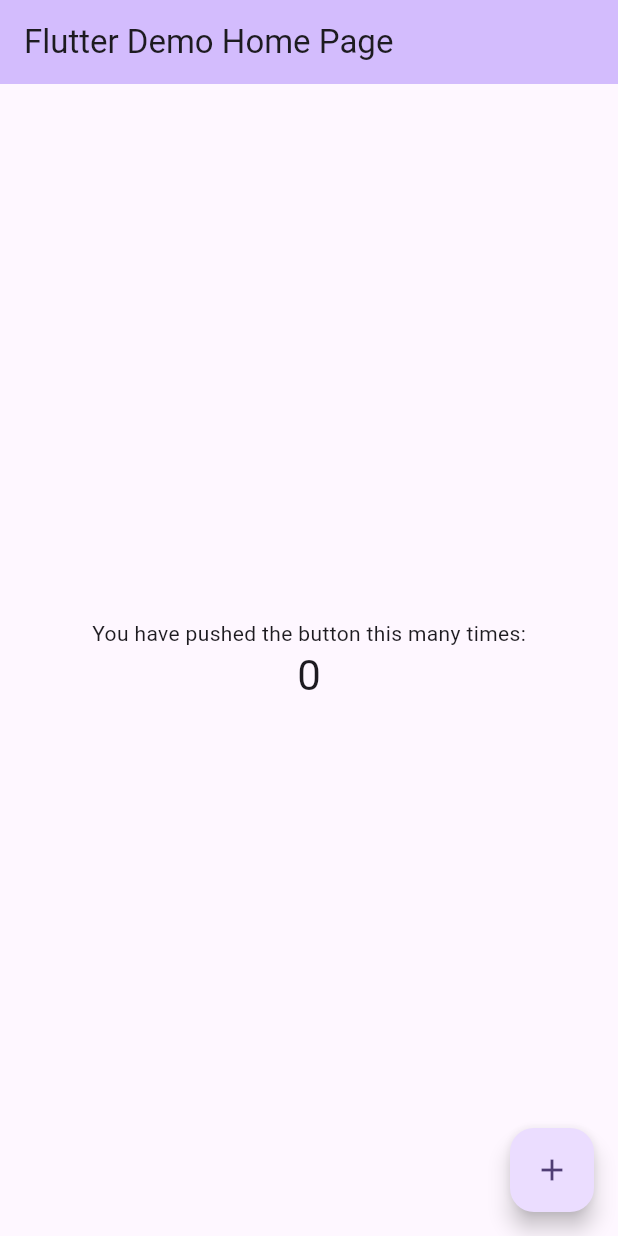
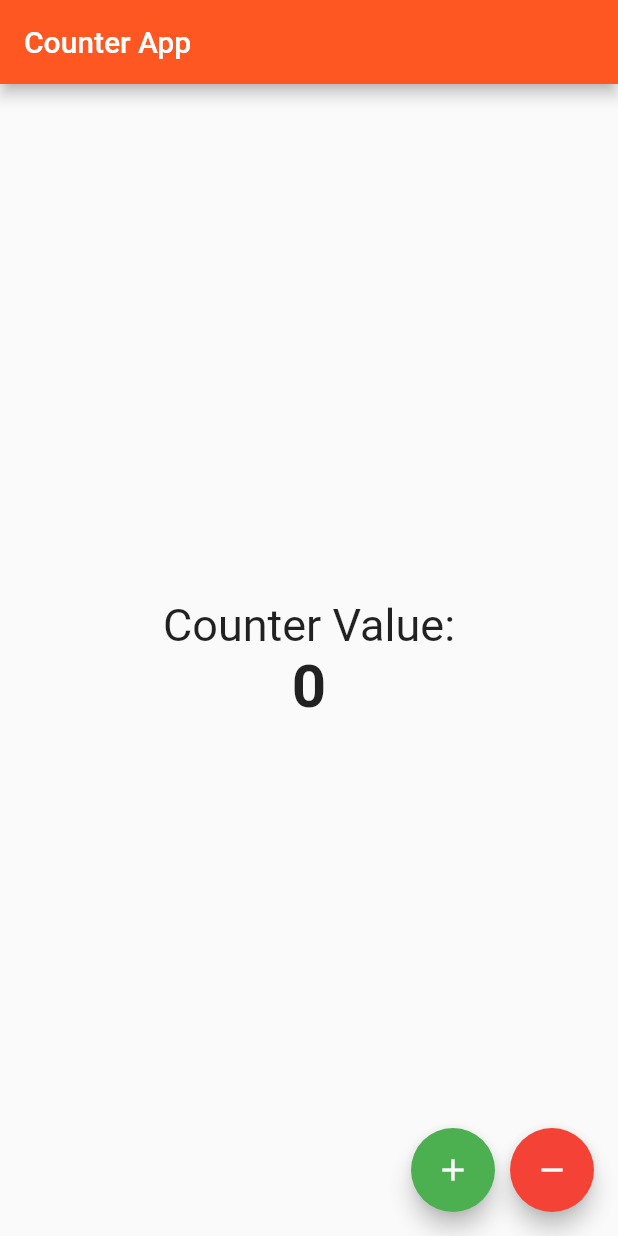
Before and after one commit to Himavamsimenda/22B1001_IntroToAppDev, a Flutter app: the screen it shows after launch, on a phone screen of 412 x 824 dp. Run offline on Flutter 3.47's test engine with Material 2 defaults, Android fonts, the phone set to English and light mode, and no system bars.

Commit message:
updated classico

```diff
--- a/classico/lib/main.dart
+++ b/classico/lib/main.dart
@@ -1,125 +1,83 @@
 import 'package:flutter/material.dart';
 
 void main() {
-  runApp(const MyApp());
+  runApp(CounterApp());
 }
 
-class MyApp extends StatelessWidget {
-  const MyApp({super.key});
-
-  // This widget is the root of your application.
+class CounterApp extends StatelessWidget {
   @override
-  Widget build(BuildContext context) {
+   Widget build(BuildContext context) {
     return MaterialApp(
-      title: 'Flutter Demo',
+      title: 'Counter App',
       theme: ThemeData(
-        // This is the theme of your application.
-        //
-        // TRY THIS: Try running your application with "flutter run". You'll see
-        // the application has a blue toolbar. Then, without quitting the app,
-        // try changing the seedColor in the colorScheme below to Colors.green
-        // and then invoke "hot reload" (save your changes or press the "hot
-        // reload" button in a Flutter-supported IDE, or press "r" if you used
-        // the command line to start the app).
-        //
-        // Notice that the counter didn't reset back to zero; the application
-        // state is not lost during the reload. To reset the state, use hot
-        // restart instead.
-        //
-        // This works for code too, not just values: Most code changes can be
-        // tested with just a hot reload.
-        colorScheme: ColorScheme.fromSeed(seedColor: Colors.deepPurple),
-        useMaterial3: true,
+        primarySwatch: Colors.deepOrange,
       ),
-      home: const MyHomePage(title: 'Flutter Demo Home Page'),
+      home: CounterPage(),
     );
   }
 }
-
-class MyHomePage extends StatefulWidget {
-  const MyHomePage({super.key, required this.title});
-
-  // This widget is the home page of your application. It is stateful, meaning
-  // that it has a State object (defined below) that contains fields that affect
-  // how it looks.
-
-  // This class is the configuration for the state. It holds the values (in this
-  // case the title) provided by the parent (in this case the App widget) and
-  // used by the build method of the State. Fields in a Widget subclass are
-  // always marked "final".
-
-  final String title;
-
+  class CounterPage extends StatefulWidget {
   @override
-  State<MyHomePage> createState() => _MyHomePageState();
+  _CounterPageState createState() => _CounterPageState();
 }
 
-class _MyHomePageState extends State<MyHomePage> {
+class _CounterPageState extends State<CounterPage> {
   int _counter = 0;
-
-  void _incrementCounter() {
+void _incrementCounter() {
     setState(() {
-      // This call to setState tells the Flutter framework that something has
-      // changed in this State, which causes it to rerun the build method below
-      // so that the display can reflect the updated values. If we changed
-      // _counter without calling setState(), then the build method would not be
-      // called again, and so nothing would appear to happen.
       _counter++;
     });
   }
 
+void _decrementCounter() {
+    setState(() {
+      _counter--;
+    });
+  }
+
+
+  // This widget is the root of your application.
   @override
-  Widget build(BuildContext context) {
-    // This method is rerun every time setState is called, for instance as done
-    // by the _incrementCounter method above.
-    //
-    // The Flutter framework has been optimized to make rerunning build methods
-    // fast, so that you can just rebuild anything that needs updating rather
-    // than having to individually change instances of widgets.
+   Widget build(BuildContext context) {
     return Scaffold(
       appBar: AppBar(
-        // TRY THIS: Try changing the color here to a specific color (to
-        // Colors.amber, perhaps?) and trigger a hot reload to see the AppBar
-        // change color while the other colors stay the same.
-        backgroundColor: Theme.of(context).colorScheme.inversePrimary,
-        // Here we take the value from the MyHomePage object that was created by
-        // the App.build method, and use it to set our appbar title.
-        title: Text(widget.title),
+        title: Text('Counter App'),
       ),
       body: Center(
-        // Center is a layout widget. It takes a single child and positions it
-        // in the middle of the parent.
         child: Column(
-          // Column is also a layout widget. It takes a list of children and
-          // arranges them vertically. By default, it sizes itself to fit its
-          // children horizontally, and tries to be as tall as its parent.
-          //
-          // Column has various properties to control how it sizes itself and
-          // how it positions its children. Here we use mainAxisAlignment to
-          // center the children vertically; the main axis here is the vertical
-          // axis because Columns are vertical (the cross axis would be
-          // horizontal).
-          //
-          // TRY THIS: Invoke "debug painting" (choose the "Toggle Debug Paint"
-          // action in the IDE, or press "p" in the console), to see the
-          // wireframe for each widget.
           mainAxisAlignment: MainAxisAlignment.center,
           children: <Widget>[
-            const Text(
-              'You have pushed the button this many times:',
+            Text(
+              'Counter Value:',
+              style: TextStyle(fontSize: 30),
             ),
             Text(
               '$_counter',
-              style: Theme.of(context).textTheme.headlineMedium,
+              style: TextStyle(fontSize: 40, fontWeight: FontWeight.bold),
             ),
           ],
         ),
       ),
-      floatingActionButton: FloatingActionButton(
-        onPressed: _incrementCounter,
-        tooltip: 'Increment',
-        child: const Icon(Icons.add),
-      ), // This trailing comma makes auto-formatting nicer for build methods.
+floatingActionButton: Row(
+  mainAxisAlignment: MainAxisAlignment.end,
+  children: [
+    FloatingActionButton(
+      onPressed: _incrementCounter,
+      tooltip: 'Increment',
+      child: Icon(Icons.add),
+      backgroundColor: Colors.green,
+    ),
+    SizedBox(width: 10),
+    FloatingActionButton(
+      onPressed: _decrementCounter,
+      tooltip: 'Decrement',
+      child: Icon(Icons.remove),
+      backgroundColor: Colors.red,
+    ),
+
+  ],
+),
+
     );
   }
 }
```
Also changed, not shown: 1 other file.
